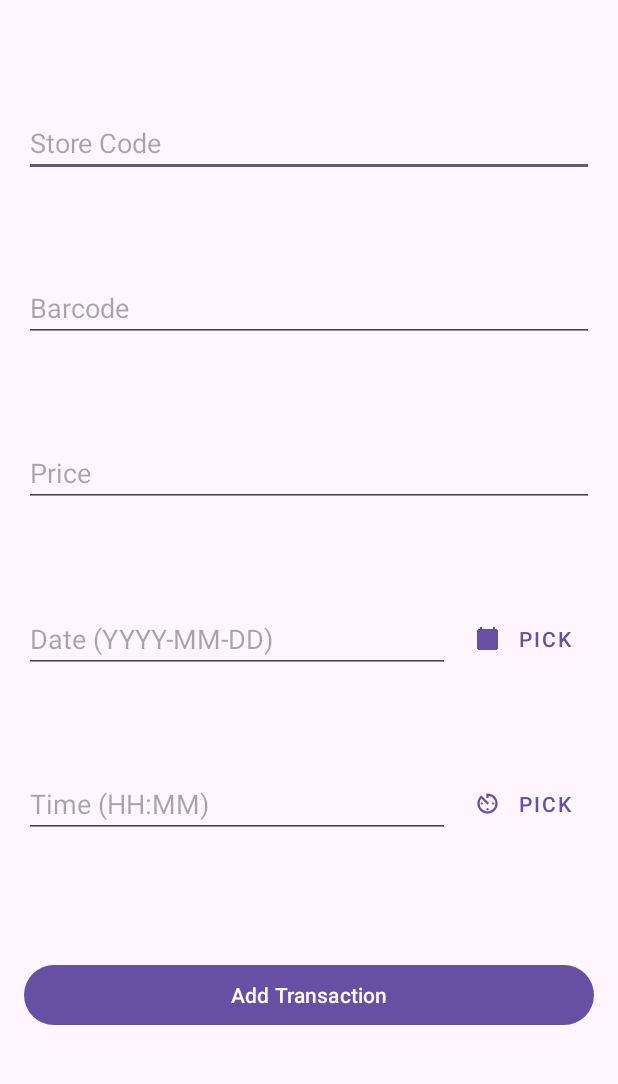
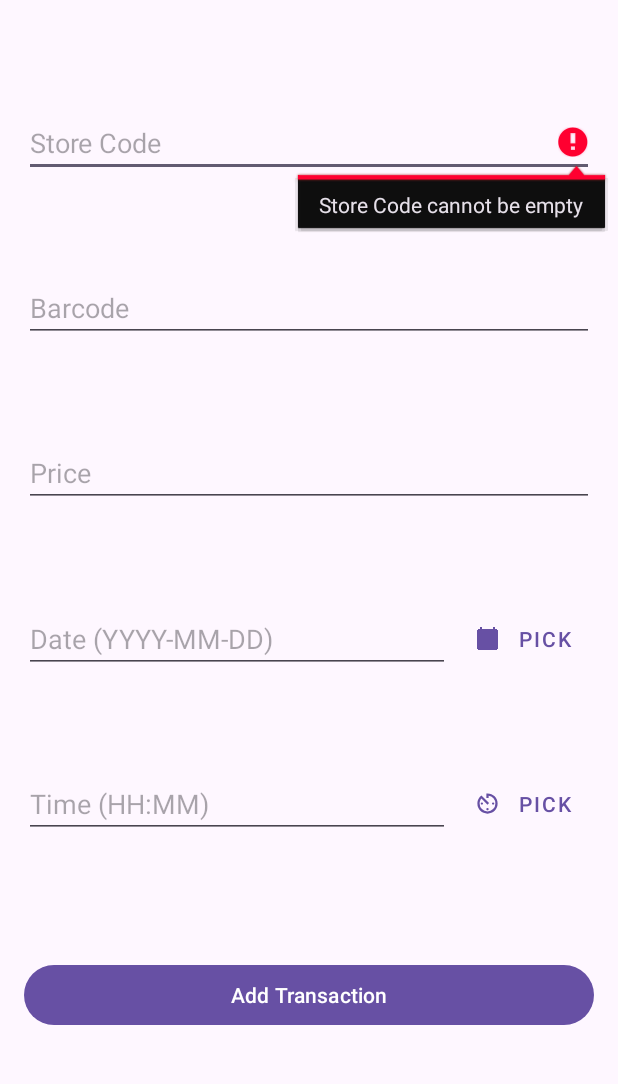
Before and after one commit to Badr1203/Spending-Tracker-Lite, an Android app: the fragment AddTransactionFragment placed in its activity, after a tap on "Add Transaction", on a phone screen of 412 x 824 dp, the part 96-1180 px from its top. Run offline under Robolectric (Android 15) with nearby library versions, the phone set to English and light mode, and no system bars.

Commit message:
Add Transactions

```diff
--- a/app/src/main/java/com/example/spendingtrackerlite/fragments/AddTransactionFragment.java
+++ b/app/src/main/java/com/example/spendingtrackerlite/fragments/AddTransactionFragment.java
@@ -10,11 +10,15 @@ import android.widget.EditText; // Import EditText (or TextInputEditText)
 import androidx.annotation.NonNull;
 import androidx.annotation.Nullable;
 import androidx.fragment.app.Fragment;
+
+import com.example.spendingtrackerlite.DatabaseHelper;
 import com.example.spendingtrackerlite.R;
 
 // For Date/Time Pickers
 import android.app.DatePickerDialog;
 import android.app.TimePickerDialog;
+import android.widget.Toast;
+
 import java.util.Calendar;
 import java.text.SimpleDateFormat;
 import java.util.Locale;
@@ -40,8 +44,8 @@ public class AddTransactionFragment extends Fragment {
         editTextStoreCode = view.findViewById(R.id.editTextStoreCode);
         editTextBarcode = view.findViewById(R.id.editTextBarcode);
         editTextPrice = view.findViewById(R.id.editTextPrice);
-        editTextDate = view.findViewById(R.id.et_date);
-        editTextTime = view.findViewById(R.id.et_time);
+        editTextDate = view.findViewById(R.id.editTextDate);
+        editTextTime = view.findViewById(R.id.editTextTime);
         buttonPickDate = view.findViewById(R.id.button_pick_date);
         buttonPickTime = view.findViewById(R.id.button_pick_time);
         buttonAddTransaction = view.findViewById(R.id.button_add_transaction);
@@ -77,24 +81,65 @@ public class AddTransactionFragment extends Fragment {
                 myCalendar.get(Calendar.HOUR_OF_DAY), myCalendar.get(Calendar.MINUTE), true).show());
 
         // Set up listener for the Add Transaction button
+// Inside AddTransactionFragment.java, in the onClickListener for buttonAddTransaction
+
         buttonAddTransaction.setOnClickListener(v -> {
-            // Implement your logic to get data from EditTexts
-            // and save the transaction to the database
             String scode = editTextStoreCode.getText().toString().trim();
             String barcode = editTextBarcode.getText().toString().trim();
             String priceStr = editTextPrice.getText().toString().trim();
-            String date = editTextDate.getText().toString().trim(); // Already formatted
-            String time = editTextTime.getText().toString().trim(); // Already formatted
+            String date = editTextDate.getText().toString().trim(); // Assuming this is already formatted
+            String time = editTextTime.getText().toString().trim(); // Assuming this is already formatted
 
-            // Add validation here (e.g., check for empty fields, valid price)
+            // --- More Robust Validation ---
+            if (scode.isEmpty()) {
+                editTextStoreCode.setError("Store Code cannot be empty");
+                editTextStoreCode.requestFocus();
+                return;
+            }
+            if (barcode.isEmpty()) {
+                editTextBarcode.setError("Barcode cannot be empty");
+                editTextBarcode.requestFocus();
+                return;
+            }
+            if (priceStr.isEmpty()) {
+                editTextPrice.setError("Price cannot be empty");
+                editTextPrice.requestFocus();
+                return;
+            }
+            if (date.isEmpty()) {
+                // This usually won't happen if you're using the DatePicker to set the text
+                Toast.makeText(getContext(), "Please pick a date", Toast.LENGTH_SHORT).show();
+                return;
+            }
+            if (time.isEmpty()) {
+                // This usually won't happen if you're using the TimePicker to set the text
+                Toast.makeText(getContext(), "Please pick a time", Toast.LENGTH_SHORT).show();
+                return;
+            }
 
-            // Example:
-            // if (scode.isEmpty() || barcode.isEmpty() || priceStr.isEmpty() || date.isEmpty() || time.isEmpty()) {
-            //     Toast.makeText(getContext(), "Please fill all fields", Toast.LENGTH_SHORT).show();
-            //     return;
-            // }
-            // double price = Double.parseDouble(priceStr);
-            // Call your DatabaseHelper method to add the transaction
+            double price;
+            try {
+                price = Double.parseDouble(priceStr);
+                if (price < 0) {
+                    editTextPrice.setError("Price cannot be negative");
+                    editTextPrice.requestFocus();
+                    return;
+                }
+            } catch (NumberFormatException e) {
+                editTextPrice.setError("Invalid price format");
+                editTextPrice.requestFocus();
+                return;
+            }
+
+            // --- End of Validation ---
+
+            DatabaseHelper dbHelper = new DatabaseHelper(getContext());
+            dbHelper.insertTransaction(scode, barcode, price, date, time);
+
+            // Optionally, clear fields or navigate away after successful insertion
+            // editTextStoreCode.setText("");
+            // editTextBarcode.setText("");
+            // ... etc.
         });
 
         return view;
--- a/app/src/main/res/layout/fragment_add_transaction.xml
+++ b/app/src/main/res/layout/fragment_add_transaction.xml
@@ -41,11 +41,11 @@
         app:layout_constraintTop_toBottomOf="@id/editTextBarcode"
         app:layout_constraintStart_toStartOf="parent"
         app:layout_constraintEnd_toEndOf="parent"
-        app:layout_constraintBottom_toTopOf="@+id/et_date"
+        app:layout_constraintBottom_toTopOf="@+id/editTextDate"
         android:layout_marginBottom="8dp"/>
 
     <EditText
-        android:id="@+id/et_date"
+        android:id="@+id/editTextDate"
         android:layout_width="0dp"
         android:layout_height="wrap_content"
         android:hint="Date (YYYY-MM-DD)"
@@ -54,7 +54,7 @@
         app:layout_constraintTop_toBottomOf="@id/editTextPrice"
         app:layout_constraintStart_toStartOf="parent"
         app:layout_constraintEnd_toStartOf="@+id/button_pick_date"
-        app:layout_constraintBottom_toTopOf="@+id/et_time"
+        app:layout_constraintBottom_toTopOf="@+id/editTextTime"
         android:layout_marginEnd="8dp"
         android:layout_marginBottom="8dp"/>
 
@@ -65,19 +65,19 @@
         android:text="Pick"
         app:icon="@drawable/ic_calendar"
         style="@style/Widget.MaterialComponents.Button.TextButton.Icon"
-        app:layout_constraintTop_toTopOf="@id/et_date"
-        app:layout_constraintBottom_toBottomOf="@id/et_date"
+        app:layout_constraintTop_toTopOf="@id/editTextDate"
+        app:layout_constraintBottom_toBottomOf="@id/editTextDate"
         app:layout_constraintEnd_toEndOf="parent"
-        app:layout_constraintStart_toEndOf="@id/et_date"/>
+        app:layout_constraintStart_toEndOf="@id/editTextDate"/>
 
     <EditText
-        android:id="@+id/et_time"
+        android:id="@+id/editTextTime"
         android:layout_width="0dp"
         android:layout_height="wrap_content"
         android:hint="Time (HH:MM)"
         android:inputType="time"
         android:focusable="false"
-        app:layout_constraintTop_toBottomOf="@id/et_date"
+        app:layout_constraintTop_toBottomOf="@id/editTextDate"
         app:layout_constraintStart_toStartOf="parent"
         app:layout_constraintEnd_toStartOf="@+id/button_pick_time"
         app:layout_constraintBottom_toTopOf="@+id/button_add_transaction"
@@ -91,17 +91,17 @@
         android:text="Pick"
         app:icon="@drawable/ic_time"
         style="@style/Widget.MaterialComponents.Button.TextButton.Icon"
-        app:layout_constraintTop_toTopOf="@id/et_time"
-        app:layout_constraintBottom_toBottomOf="@id/et_time"
+        app:layout_constraintTop_toTopOf="@id/editTextTime"
+        app:layout_constraintBottom_toBottomOf="@id/editTextTime"
         app:layout_constraintEnd_toEndOf="parent"
-        app:layout_constraintStart_toEndOf="@id/et_time"/>
+        app:layout_constraintStart_toEndOf="@id/editTextTime"/>
 
     <Button
         android:id="@+id/button_add_transaction"
         android:layout_width="0dp"
         android:layout_height="wrap_content"
         android:text="Add Transaction"
-        app:layout_constraintTop_toBottomOf="@id/et_time"
+        app:layout_constraintTop_toBottomOf="@id/editTextTime"
         app:layout_constraintStart_toStartOf="parent"
         app:layout_constraintEnd_toEndOf="parent"
         app:layout_constraintBottom_toBottomOf="parent"
```
Also changed, not shown: app/src/main/java/com/example/spendingtrackerlite/DatabaseHelper.java (+47 -2 lines), app/src/main/res/layout/fragment_home.xml (added, +12 -0 lines), app/src/main/assets/SpendingTracker.db (added).
